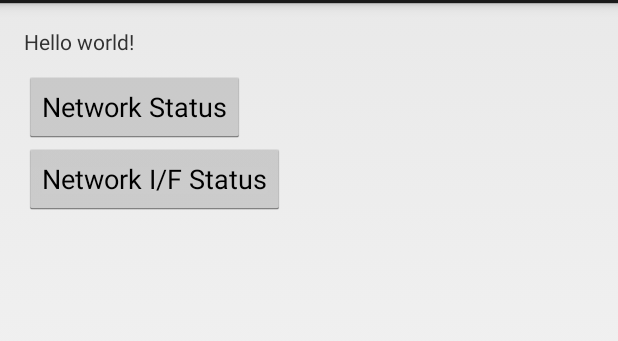
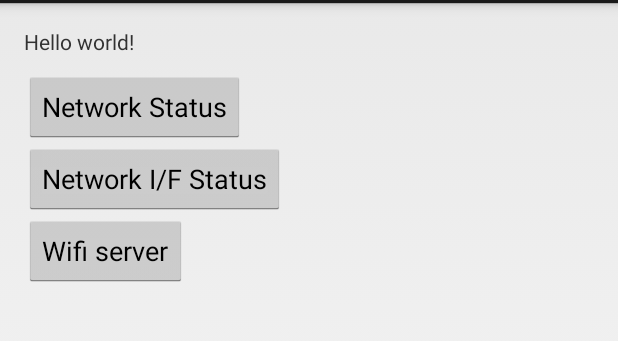
Before and after one commit to yosyam/AndroidSampleCode, an Android app: the screen it shows after launch (MainActivity), on a phone screen of 412 x 824 dp, the part 69-410 px from its top. Run offline under Robolectric (Android 15) with nearby library versions, the phone set to English and light mode, and no system bars.

Commit message:
WifiServerの追加

```diff
--- a/AndroidSampleCode/src/main/java/net/metax/android/androidsamplecode/MainActivity.java
+++ b/AndroidSampleCode/src/main/java/net/metax/android/androidsamplecode/MainActivity.java
@@ -9,12 +9,15 @@ import android.widget.Button;
 
 import net.metax.android.androidsamplecode.nifstatus.NifStatusActivity;
 import net.metax.android.androidsamplecode.networkstatus.NetworkStatusActivity;
+import net.metax.android.androidsamplecode.wifiserver.WifiServerActivity;
 
 public class MainActivity extends Activity {
     private Button buttonNetworkStatus;
     private Button.OnClickListener buttonNetworkStatusListener;
     private Button buttonIpStatus;
     private Button.OnClickListener buttonIpStatusListener;
+    private Button buttonWifiServer;
+    private Button.OnClickListener buttonWifiServerListener;
 
     @Override
     protected void onCreate(Bundle savedInstanceState) {
@@ -46,6 +49,18 @@ public class MainActivity extends Activity {
         };
         buttonIpStatus.setOnClickListener(buttonIpStatusListener);
 
+        buttonWifiServer = (Button) findViewById(R.id.buttonWifiServer);
+        buttonWifiServerListener = new View.OnClickListener() {
+            @Override
+            public void onClick(View view) {
+                Intent intent = new Intent(MainActivity.this, WifiServerActivity.class);
+                startActivity(intent);
+            }
+        };
+        buttonWifiServer.setOnClickListener(buttonWifiServerListener);
+
+
+
     }
 
 
--- a/AndroidSampleCode/src/main/res/layout/activity_main.xml
+++ b/AndroidSampleCode/src/main/res/layout/activity_main.xml
@@ -33,4 +33,12 @@
             android:layout_below="@+id/buttonNetworkStatus"
             android:layout_alignLeft="@+id/buttonNetworkStatus"/>
 
+    <Button
+            android:layout_width="wrap_content"
+            android:layout_height="wrap_content"
+            android:text="@string/wifi_server"
+            android:id="@+id/buttonWifiServer"
+            android:layout_below="@+id/buttonIpStatus"
+            android:layout_alignLeft="@+id/buttonIpStatus"/>
+
 </RelativeLayout>
--- a/AndroidSampleCode/src/main/res/values/strings.xml
+++ b/AndroidSampleCode/src/main/res/values/strings.xml
@@ -8,6 +8,6 @@
     <string name="hello_world" >Hello world!
     </string>
     <string name="network_status">Network Status</string>
-    <string name="nif_status">Network I/F Status</string>
+    <string name="nif_status">Network I/F Status</string><string name="wifi_server">Wifi server</string>
 
 </resources>
```
Also changed, not shown: AndroidSampleCode/src/main/AndroidManifest.xml (+7 -0 lines), AndroidSampleCode/src/main/java/net/metax/android/androidsamplecode/wifiserver/WifiServerActivity.java (added, +80 -0 lines), AndroidSampleCode/src/main/res/layout/activity_wifi_server.xml (added, +28 -0 lines).
